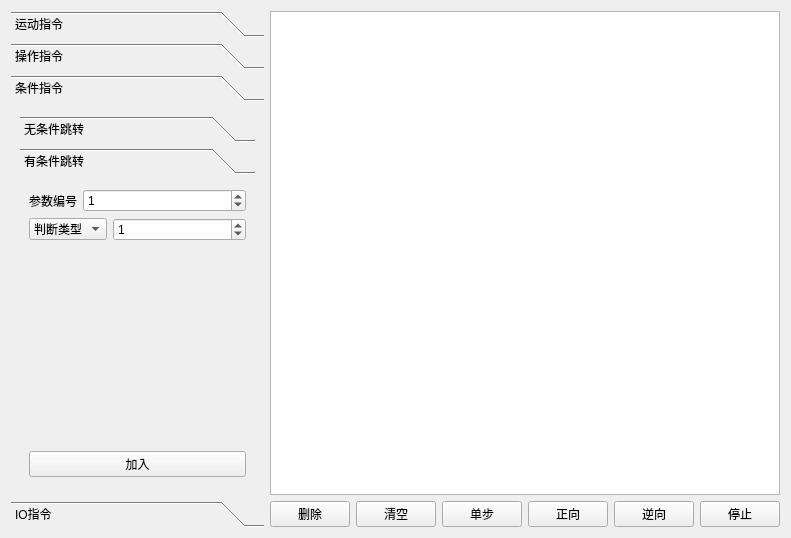
The window that src/form.ui (eeyoo/step-servo-tuner) describes before a commit, drawn with Qt 5.
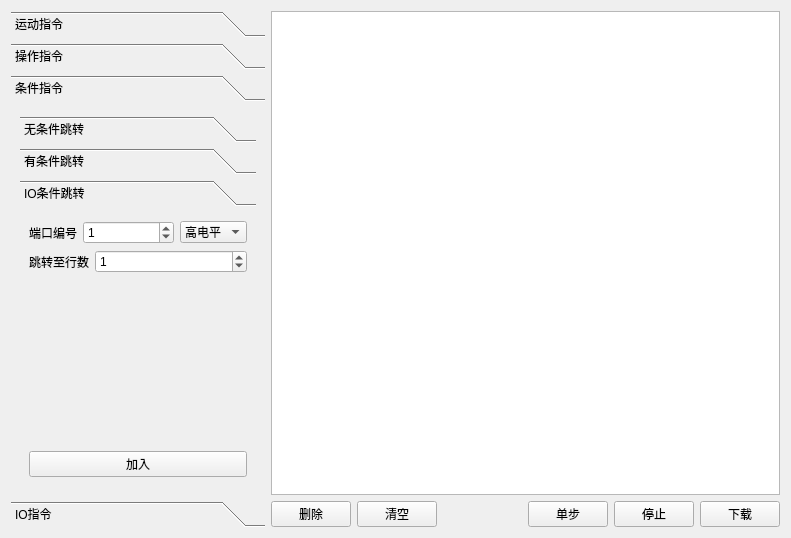
The same window after the commit. The open tabs and pages were chosen to show the change.

```diff
--- a/src/form.ui
+++ b/src/form.ui
@@ -387,7 +387,7 @@
             <x>0</x>
             <y>0</y>
             <width>238</width>
-            <height>346</height>
+            <height>320</height>
            </rect>
           </property>
           <attribute name="label">
@@ -478,6 +478,92 @@
            </item>
           </layout>
          </widget>
+         <widget class="QWidget" name="page_7">
+          <attribute name="label">
+           <string>IO条件跳转</string>
+          </attribute>
+          <layout class="QVBoxLayout" name="verticalLayout_14">
+           <item>
+            <layout class="QHBoxLayout" name="horizontalLayout_15" stretch="0,1,0">
+             <item>
+              <widget class="QLabel" name="label_12">
+               <property name="text">
+                <string>端口编号</string>
+               </property>
+              </widget>
+             </item>
+             <item>
+              <widget class="QSpinBox" name="spinBox_8">
+               <property name="maximum">
+                <number>20</number>
+               </property>
+               <property name="value">
+                <number>1</number>
+               </property>
+              </widget>
+             </item>
+             <item>
+              <widget class="QComboBox" name="comboBox_3">
+               <property name="currentText">
+                <string>高电平</string>
+               </property>
+               <item>
+                <property name="text">
+                 <string>高电平</string>
+                </property>
+               </item>
+               <item>
+                <property name="text">
+                 <string>低电平</string>
+                </property>
+               </item>
+              </widget>
+             </item>
+            </layout>
+           </item>
+           <item>
+            <layout class="QHBoxLayout" name="horizontalLayout_16" stretch="0,1">
+             <item>
+              <widget class="QLabel" name="label_13">
+               <property name="text">
+                <string>跳转至行数</string>
+               </property>
+              </widget>
+             </item>
+             <item>
+              <widget class="QSpinBox" name="spinBox_7">
+               <property name="maximum">
+                <number>20</number>
+               </property>
+               <property name="value">
+                <number>1</number>
+               </property>
+              </widget>
+             </item>
+            </layout>
+           </item>
+           <item>
+            <spacer name="verticalSpacer_8">
+             <property name="orientation">
+              <enum>Qt::Vertical</enum>
+             </property>
+             <property name="sizeHint" stdset="0">
+              <size>
+               <width>20</width>
+               <height>214</height>
+              </size>
+             </property>
+            </spacer>
+           </item>
+           <item>
+            <widget class="QPushButton" name="pushButton_6">
+             <property name="text">
+              <string>加入</string>
+             </property>
+            </widget>
+           </item>
+          </layout>
+         </widget>
         </widget>
        </item>
       </layout>
@@ -714,20 +800,6 @@
          </property>
         </widget>
        </item>
-       <item>
-        <widget class="QPushButton" name="forwardAct">
-         <property name="text">
-          <string>正向</string>
-         </property>
-        </widget>
-       </item>
-       <item>
-        <widget class="QPushButton" name="backwardAct">
-         <property name="text">
-          <string>逆向</string>
-         </property>
-        </widget>
-       </item>
        <item>
         <widget class="QPushButton" name="stopAct">
          <property name="text">
@@ -735,6 +807,13 @@
          </property>
         </widget>
        </item>
+       <item>
+        <widget class="QPushButton" name="forwardAct">
+         <property name="text">
+          <string>下载</string>
+         </property>
+        </widget>
+       </item>
       </layout>
      </item>
     </layout>
```
Left out of the diff: 139 changed lines with no effect on the pictures.
